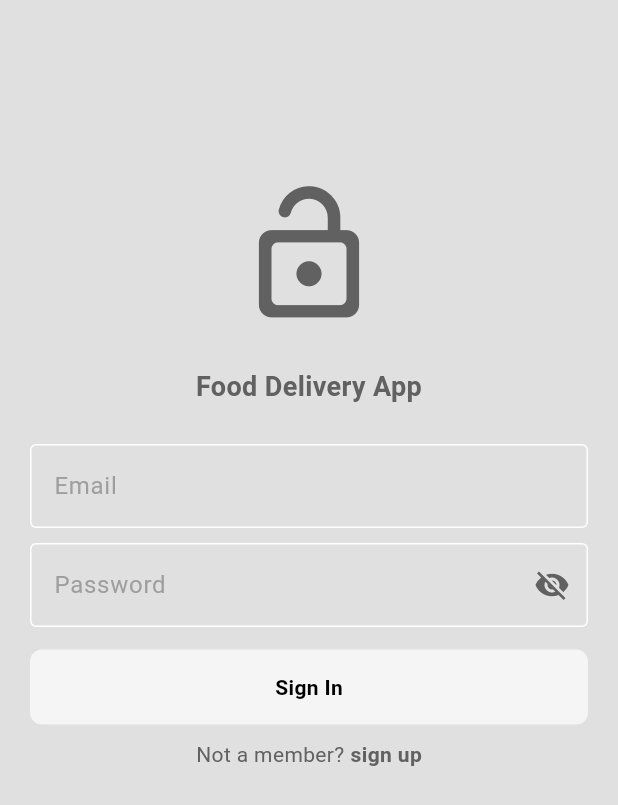
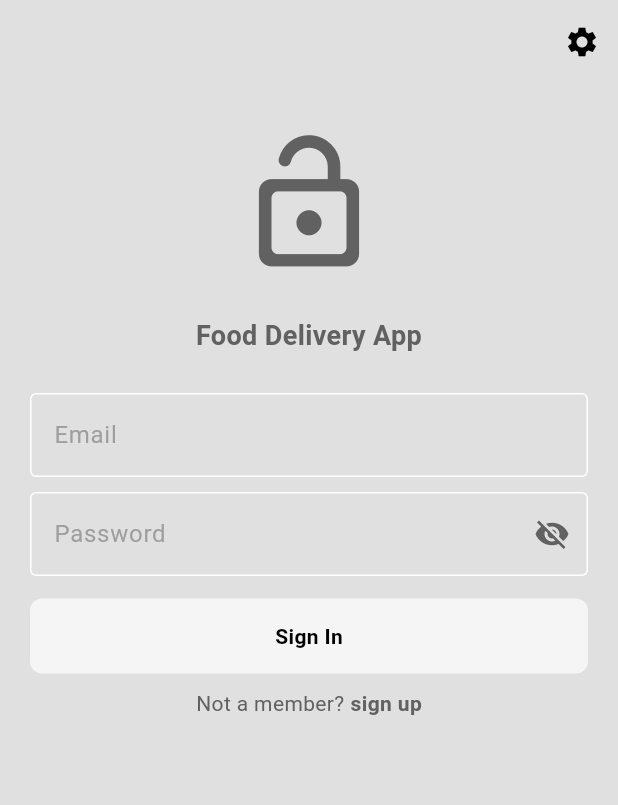
Before and after one commit to mahmoudahmed1718/Food-Delivery-App, a Flutter app: the screen it shows after launch, on a phone screen of 412 x 824 dp. Shown: the top 805 px of the screen. Run offline on Flutter 3.47's test engine with Material 3 defaults, Android fonts, the phone set to English and light mode, and no system bars.

```diff
--- a/lib/components/my_drawer.dart
+++ b/lib/components/my_drawer.dart
@@ -1,5 +1,6 @@
 import 'package:flutter/material.dart';
 import 'package:food/components/my_drawer_tile.dart';
+import 'package:food/pages/setting_page.dart';
 
 class MyDrawer extends StatelessWidget {
   const MyDrawer({super.key});
@@ -33,6 +34,9 @@ class MyDrawer extends StatelessWidget {
             icon: Icons.settings,
             ontab: () {
               Navigator.pop(context);
+              Navigator.push(context, MaterialPageRoute(builder: (context) {
+                return SettingPage();
+              }));
             },
           ),
           Spacer(),
--- a/lib/pages/login_page.dart
+++ b/lib/pages/login_page.dart
@@ -2,6 +2,7 @@ import 'package:flutter/material.dart';
 import 'package:food/components/my_button.dart';
 import 'package:food/components/my_text_field.dart';
 import 'package:food/pages/home_page.dart';
+import 'package:food/pages/setting_page.dart';
 
 class LoginPage extends StatefulWidget {
   const LoginPage({super.key, this.onTap});
@@ -32,11 +33,22 @@ class _LoginPageState extends State<LoginPage> {
   @override
   Widget build(BuildContext context) {
     return Scaffold(
+      appBar: AppBar(
+        actions: [
+          IconButton(
+              onPressed: () {
+                Navigator.push(context, MaterialPageRoute(builder: (context) {
+                  return SettingPage();
+                }));
+              },
+              icon: Icon(Icons.settings))
+        ],
+      ),
       backgroundColor: Theme.of(context).colorScheme.surface,
       body: ListView(
         padding: EdgeInsets.all(20),
         children: [
-          SizedBox(height: 100),
+          SizedBox(height: 10),
           Icon(
             Icons.lock_open_rounded,
             size: 100,
```
Also changed, not shown: lib/pages/setting_page.dart (+35 -0 lines).
